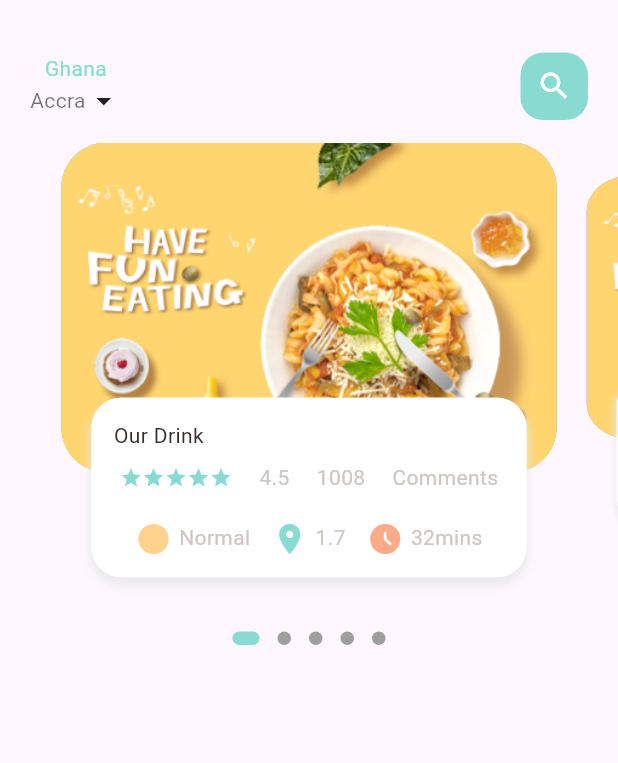
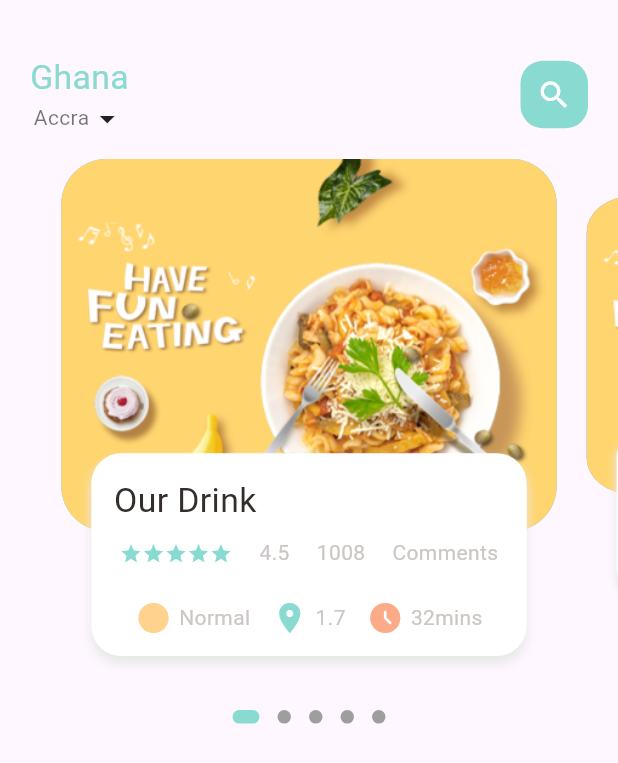
Before and after one commit to EmmanuelOyiti/mobile_app, a Flutter app: the screen it shows after launch, on a phone screen of 412 x 824 dp. Shown: the top 763 px of the screen. Run offline on Flutter 3.47's test engine with Material 3 defaults, Android fonts, the phone set to English and light mode, and no system bars; drawn by our look-alikes of dots_indicator; our stand-ins replace get.

Commit message:
Dimensions added, Big Text size editted

```diff
--- a/lib/drinks_app_body.dart
+++ b/lib/drinks_app_body.dart
@@ -1,6 +1,7 @@
 import 'package:dots_indicator/dots_indicator.dart';
 import 'package:flutter/material.dart';
 import 'package:mobile_app/colours.dart';
+import 'package:mobile_app/utils/dimensions.dart';
 import 'package:mobile_app/widgets/big_text.dart';
 import 'package:mobile_app/widgets/icon_n_text.dart';
 import 'package:mobile_app/widgets/small_text.dart';
@@ -16,7 +17,7 @@ class _DrinksPageBodyState extends State<DrinksPageBody> {
   PageController pageController = PageController(viewportFraction: 0.85);
   var _curPageVal = 0.0;
   double _scaleFactor = 0.8;
-  double _height =220;
+  double _height = Dimensions.pageViewContainer;
   @override
   void initState() {
     super.initState();
@@ -37,7 +38,7 @@ class _DrinksPageBodyState extends State<DrinksPageBody> {
     return Column(
       children: [
         Container(
-          height: 320,
+          height:  Dimensions.pageView,
           child: PageView.builder(
               controller: pageController,
               itemCount: 5,
@@ -92,7 +93,7 @@ class _DrinksPageBodyState extends State<DrinksPageBody> {
         child: Stack(
           children: [
             Container(
-              height: 220,
+              height: Dimensions.pageViewContainer,
               margin: EdgeInsets.only(left: 10, right: 10),
               decoration: BoxDecoration(
                   borderRadius: BorderRadius.circular(30),
@@ -104,7 +105,7 @@ class _DrinksPageBodyState extends State<DrinksPageBody> {
             Align(
               alignment: Alignment.bottomCenter,
               child: Container(
-                height: 120,
+                height:  Dimensions.pageViewTextContainer,
                 margin: EdgeInsets.only(left: 30, right: 30, bottom: 30),
                 decoration: BoxDecoration(
                   borderRadius: BorderRadius.circular(20),
@@ -124,7 +125,7 @@ class _DrinksPageBodyState extends State<DrinksPageBody> {
                     children: [
                       BigText(text: "Our Drink"),
                       SizedBox(
-                        height: 10,
+                        height: Dimensions.height10,
                       ),
                       Row(
                         mainAxisAlignment: MainAxisAlignment.spaceEvenly,
@@ -153,7 +154,7 @@ class _DrinksPageBodyState extends State<DrinksPageBody> {
                         ],
                       ),
                       SizedBox(
-                        height: 20,
+                        height: Dimensions.height20,
                       ),
                       Row(
                         mainAxisAlignment: MainAxisAlignment.spaceEvenly,
--- a/lib/main.dart
+++ b/lib/main.dart
@@ -1,4 +1,5 @@
 import 'package:flutter/material.dart';
+import 'package:get/get_navigation/src/root/get_material_app.dart';
 import 'package:mobile_app/mainDrinksPage.dart';
 
 void main() {
@@ -11,7 +12,7 @@ class MyApp extends StatelessWidget {
   // This widget is the root of your application.
   @override
   Widget build(BuildContext context) {
-    return MaterialApp(
+    return GetMaterialApp(
       title: 'Flutter Demo',
       theme: ThemeData(
         colorScheme: ColorScheme.fromSeed(seedColor: Colors.deepPurple),
--- a/lib/utils/dimensions.dart
+++ b/lib/utils/dimensions.dart
@@ -10,26 +10,26 @@ class Dimensions {
 
 //margin and padding
   static double height10 = scrnHeight / 73.1;
-  static double height20 = scrnHeight / 36.6;
+  static double height20 = scrnHeight / 36.55;
   static double height15 = scrnHeight / 48.7;
   static double height30 = scrnHeight / 28.1;
   static double height45 = scrnHeight / 16.4;
 
   static double width10 = scrnHeight / 73.1;
-  static double width20 = scrnHeight / 36.6;
+  static double width20 = scrnHeight / 36.55;
   static double width15 = scrnHeight / 48.7;
   static double width30 = scrnHeight / 28.1;
   static double width45 = scrnHeight / 16.4;
 
   static double font26 = scrnHeight / 28.11;
-  static double font20 = scrnHeight / 36.6;
+  static double font20 = scrnHeight / 36.55;
   static double font16 = scrnHeight / 45.69;
 
   static double margin30 = scrnHeight / 28.1;
   static double margin45 = scrnHeight / 16.4;
 
   //radius
-  static double radius20 = scrnHeight / 36.6;
+  static double radius20 = scrnHeight / 36.55;
   static double radius30 = scrnHeight / 28.1;
   static double radius15 = scrnHeight / 48.7;
 
--- a/lib/widgets/big_text.dart
+++ b/lib/widgets/big_text.dart
@@ -1,4 +1,5 @@
 import 'package:flutter/material.dart';
+import 'package:mobile_app/utils/dimensions.dart';
 
 class BigText extends StatelessWidget {
   Color? color;
@@ -8,7 +9,7 @@ class BigText extends StatelessWidget {
 
   BigText({super.key, this.color = const Color(0xFF332d2b),
   required this.text,
-  this.size=20,
+  this.size=0,
   this.overflow=TextOverflow.ellipsis});
 
   @override
@@ -19,6 +20,7 @@ class BigText extends StatelessWidget {
       style: TextStyle(
         fontFamily: 'Roboto',
         color: color,
+        fontSize: size==0?Dimensions.font20:size,
         fontWeight: FontWeight.w400
         ),
     );
```
